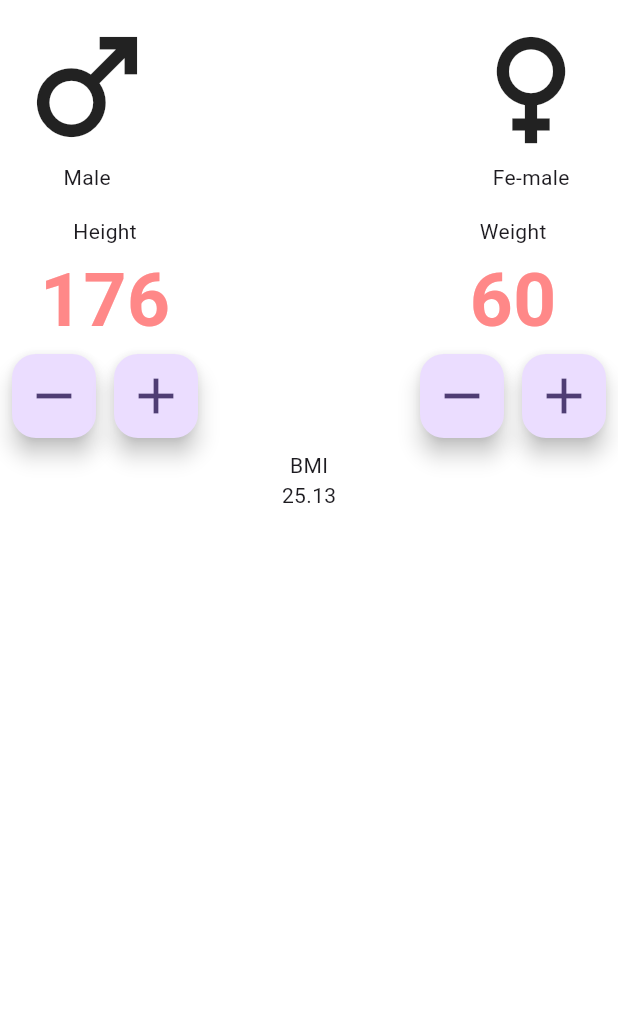
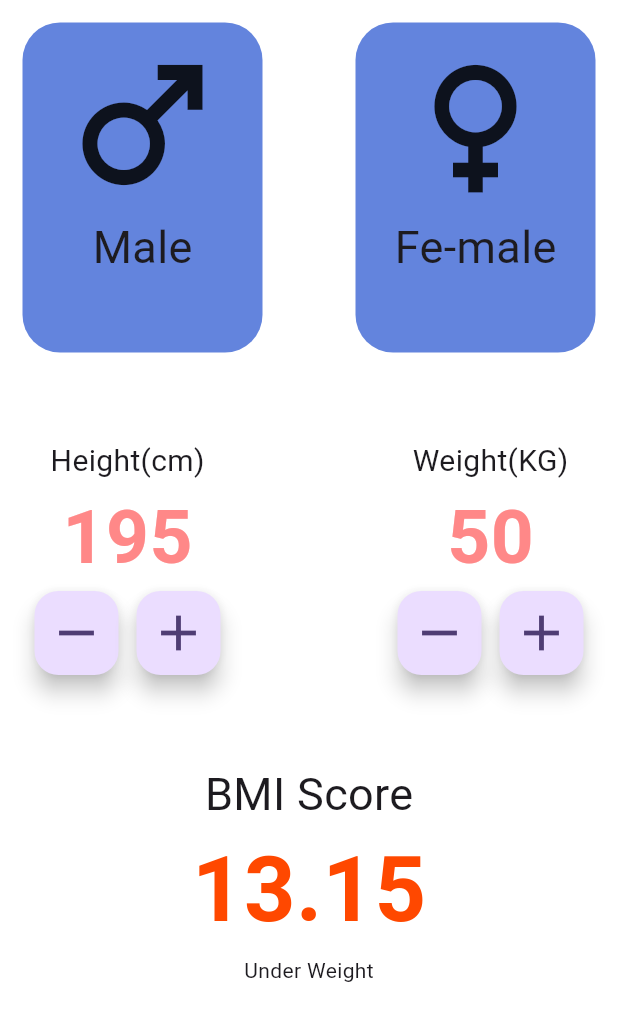
Before and after one commit to LakmalSulochana/BMI_calculator_Flutter, a Flutter app: the screen it shows after launch, on a phone screen of 412 x 824 dp. Shown: the top 1021 px of the screen. Run offline on Flutter 3.47's test engine with Material 2 defaults, Android fonts, the phone set to English and light mode, and no system bars.

Commit message:
almost done bmi calculation

```diff
--- a/lib/constants.dart
+++ b/lib/constants.dart
@@ -0,0 +1,7 @@
+import 'package:flutter/material.dart';
+
+const kTextColor = Color(0xFFFF8888);
+const kOutputTextColor = Color.fromARGB(255, 255, 72, 0);
+
+const kInutLabelColor =
+    TextStyle(color: kTextColor, fontSize: 50, fontWeight: FontWeight.bold);
--- a/lib/main_page.dart
+++ b/lib/main_page.dart
@@ -1,3 +1,4 @@
+import 'package:bmi_cal/constants.dart';
 import 'package:flutter/material.dart';
 
 class MainPage extends StatefulWidget {
@@ -8,55 +9,97 @@ class MainPage extends StatefulWidget {
 }
 
 class _MainPageState extends State<MainPage> {
+  int height = 195;
+  int weight = 50;
+
+  late double bmi = calculateBMI(height: height, weight: weight);
+
   @override
   Widget build(BuildContext context) {
     return Scaffold(
       body: SafeArea(
           child: Container(
         color: Colors.white,
+        padding: EdgeInsets.all(15),
         child: Column(children: [
           Row(
             children: [
-              Padding(
+              Container(
+                width: 160,
+                height: 220,
+                decoration: BoxDecoration(
+                  color: Color.fromARGB(255, 99, 132, 221),
+                  borderRadius: BorderRadius.circular(25),
+                ),
                 padding: const EdgeInsets.all(8.0),
                 child: Column(
-                  children: [Icon(Icons.male, size: 100), Text("Male")],
+                  children: [
+                    Icon(Icons.male, size: 120),
+                    Text(
+                      "Male",
+                      style: TextStyle(fontSize: 30),
+                    )
+                  ],
                 ),
               ),
               const Spacer(),
-              Padding(
+              Container(
+                width: 160,
+                height: 220,
+                decoration: BoxDecoration(
+                  color: Color.fromARGB(255, 99, 132, 221),
+                  borderRadius: BorderRadius.circular(25),
+                ),
                 padding: const EdgeInsets.all(8.0),
                 child: Column(
-                  children: [Icon(Icons.female, size: 100), Text("Fe-male")],
+                  children: [
+                    Icon(Icons.female, size: 120),
+                    Text("Fe-male", style: TextStyle(fontSize: 30))
+                  ],
                 ),
               )
             ],
           ),
+          SizedBox(height: 50),
           Row(
             children: [
               Padding(
                 padding: const EdgeInsets.all(8.0),
                 child: Column(
                   children: [
-                    Text("Height"),
+                    Row(
+                      children: [
+                        Text("Height", style: TextStyle(fontSize: 20)),
+                        Text("(cm)", style: TextStyle(fontSize: 20)),
+                      ],
+                    ),
                     Text(
-                      "176",
-                      style: TextStyle(
-                          color: Color(0xFFFF8888),
-                          fontSize: 50,
-                          fontWeight: FontWeight.bold),
+                      "$height",
+                      style: kInutLabelColor,
                     ),
                     Row(
                       children: [
                         FloatingActionButton(
-                          onPressed: null,
+                          onPressed: () {
+                            setState(() {
+                              if (height > 50) height--;
+                              bmi =
+                                  calculateBMI(height: height, weight: weight);
+                            });
+                          },
                           child: Icon(Icons.remove, size: 40),
                         ),
                         SizedBox(
                           width: 12,
                         ),
                         FloatingActionButton(
-                          onPressed: null,
+                          onPressed: () {
+                            setState(() {
+                              if (height < 220) height++;
+                              bmi =
+                                  calculateBMI(height: height, weight: weight);
+                            });
+                          },
                           child: Icon(Icons.add, size: 40),
                         )
                       ],
@@ -69,25 +112,39 @@ class _MainPageState extends State<MainPage> {
                 padding: const EdgeInsets.all(8.0),
                 child: Column(
                   children: [
-                    Text("Weight"),
+                    Row(
+                      children: [
+                        Text("Weight", style: TextStyle(fontSize: 20)),
+                        Text("(KG)", style: TextStyle(fontSize: 20)),
+                      ],
+                    ),
                     Text(
-                      "60",
-                      style: TextStyle(
-                          color: Color(0xFFFF8888),
-                          fontSize: 50,
-                          fontWeight: FontWeight.bold),
+                      "$weight",
+                      style: kInutLabelColor,
                     ),
                     Row(
                       children: [
                         FloatingActionButton(
-                          onPressed: null,
+                          onPressed: () {
+                            setState(() {
+                              if (weight > 10) weight--;
+                              bmi =
+                                  calculateBMI(height: height, weight: weight);
+                            });
+                          },
                           child: Icon(Icons.remove, size: 40),
                         ),
                         SizedBox(
                           width: 12,
                         ),
                         FloatingActionButton(
-                          onPressed: null,
+                          onPressed: () {
+                            setState(() {
+                              weight++;
+                              bmi =
+                                  calculateBMI(height: height, weight: weight);
+                            });
+                          },
                           child: Icon(Icons.add, size: 40),
                         )
                       ],
@@ -97,11 +154,37 @@ class _MainPageState extends State<MainPage> {
               ),
             ],
           ),
+          SizedBox(height: 50),
           Column(
-            children: [Text("BMI"), Text("25.13")],
+            children: [
+              Text(
+                "BMI Score",
+                style: TextStyle(fontSize: 30),
+              ),
+              Text(
+                bmi.toStringAsFixed(2),
+                style: kInutLabelColor.copyWith(
+                    color: kOutputTextColor, fontSize: 60),
+              ),
+              Text(getResult(bmi))
+            ],
           )
         ]),
       )),
     );
   }
+
+  double calculateBMI({required int height, required int weight}) {
+    return (weight / (height * height)) * 10000;
+  }
+
+  static String getResult(bmiValue) {
+    if (bmiValue >= 25) {
+      return 'over Weight';
+    } else if (bmiValue > 18.5) {
+      return 'Normal';
+    } else {
+      return 'Under Weight';
+    }
+  }
 }
```
